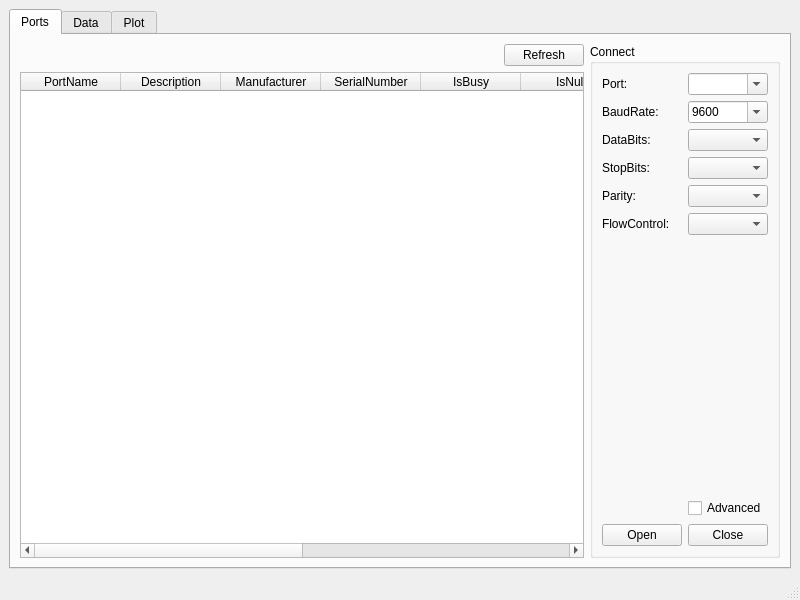
This is mainwindow.ui in wh201906/SerialTest as Qt 5 draws it before an edit. The edited form follows.
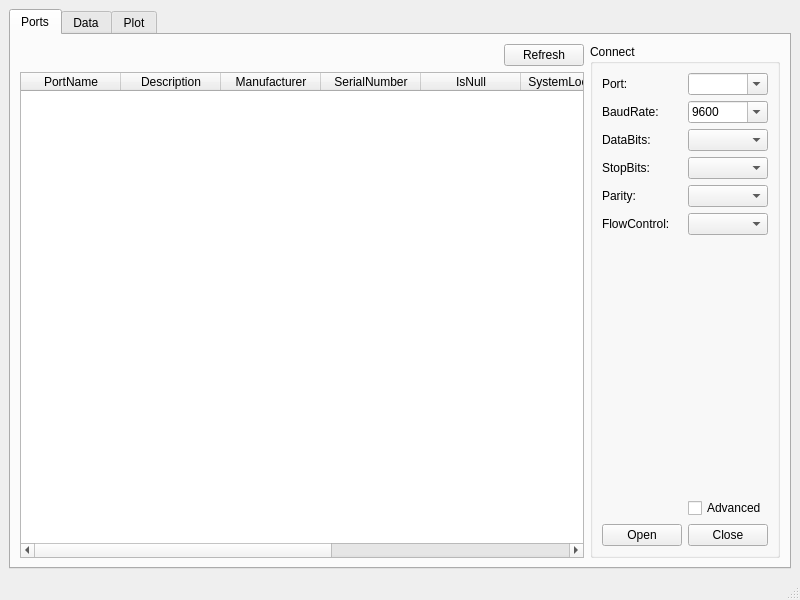
This is the edited form. The open tabs and pages were chosen to show the change.

Commit message:
Stays on top support
Remove isBusy state.
isBusy() is implemented by trying to connect to a port.
For some strange port, this will takes a lot of time.
Not to mention that the isBusy and isValid() are obsolete functions in Qt now

Diff of the .ui file:
```diff
--- a/mainwindow.ui
+++ b/mainwindow.ui
@@ -79,11 +79,6 @@
               <string>SerialNumber</string>
              </property>
             </column>
-            <column>
-             <property name="text">
-              <string>IsBusy</string>
-             </property>
-            </column>
             <column>
              <property name="text">
               <string>IsNull</string>
```
Left out of the diff: 2 changed lines with no effect on the pictures. The commit also changes 2 other files.
